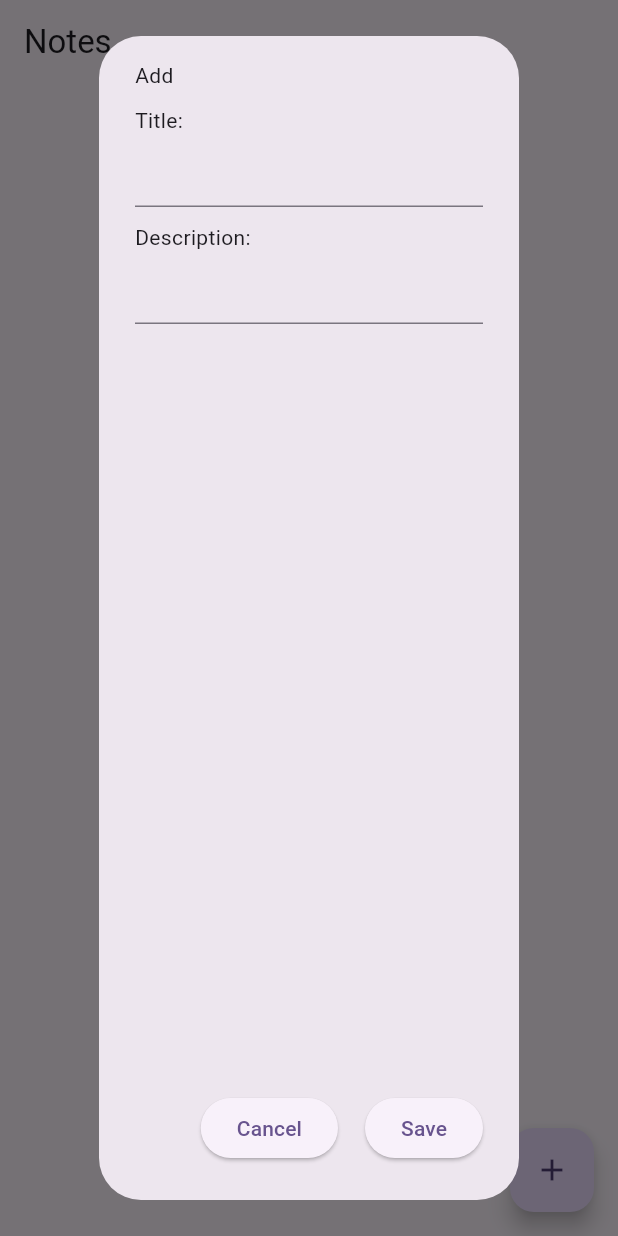
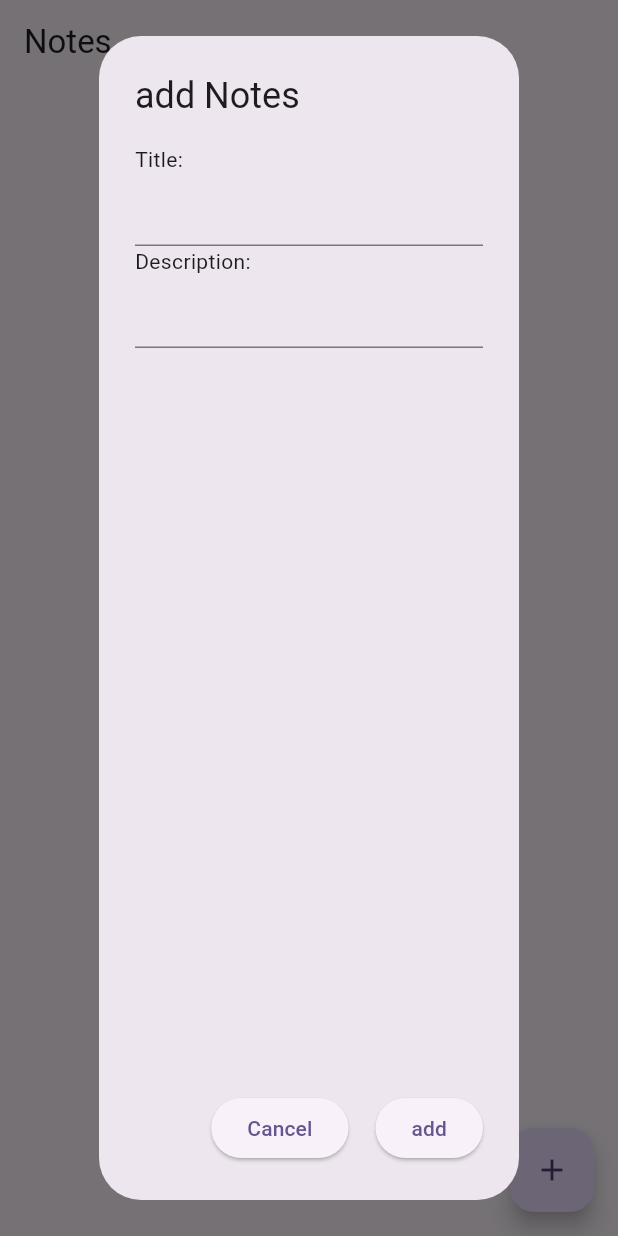
Before and after one commit to ChristoferEvan/latihanpab, a Flutter app: the screen it shows after launch, after a tap on the "add" icon, on a phone screen of 412 x 824 dp. Run offline on Flutter 3.47's test engine with Material 3 defaults, Android fonts, the light colour scheme and no system bars; our stand-ins replace cloud_firestore, firebase_core; accounts and stored records are empty.

Commit message:
Add NoteDialog

```diff
--- a/lib/screens/note_list_screen.dart
+++ b/lib/screens/note_list_screen.dart
@@ -1,8 +1,6 @@
-
-
-
 import 'package:flutter/material.dart';
 import 'package:notes/services/note_service.dart';
+import 'package:notes/widgets/note_dialog.dart';
 
 class NoteListScreen extends StatefulWidget {
   const NoteListScreen({super.key});
@@ -12,10 +10,6 @@ class NoteListScreen extends StatefulWidget {
 }
 
 class _NoteListScreenState extends State<NoteListScreen> {
-
-  final TextEditingController _titleController = TextEditingController();
-  final TextEditingController _descriptionController = TextEditingController();
-
   @override
   Widget build(BuildContext context) {
     return Scaffold(
@@ -27,67 +21,9 @@ class _NoteListScreenState extends State<NoteListScreen> {
         onPressed: () {
           showDialog(
               context: context,
-          builder:(context){
-            return AlertDialog(
-              content: Column(
-                crossAxisAlignment:CrossAxisAlignment.start,
-                children: [
-                  Text('Add'),
-                  const Padding(
-                    padding: const EdgeInsets.only(top:10.0),
-                    child: Text('Title: '),
-                  ),
-                  TextField(controller: _titleController,
-                  ),
-                  const Padding(
-                    padding: const EdgeInsets.only(top:10.0),
-                    child: Text('Description: '),
-                  ),
-                  TextField(controller: _descriptionController,
-                  ),
-                ],
-              ),
-              actions: [
-                Padding(
-                  padding: const EdgeInsets.symmetric(horizontal: 10.0),
-                  child: ElevatedButton(
-                  onPressed: () {
-                  Navigator.of(context).pop();
-                  },
-                   child: const Text('Cancel')
-                   ),
-                ),
-
-                 ElevatedButton(
-                onPressed: () {
-                //  Map<String, dynamic> newNote = new Map<String,dynamic>();
-                //  Map<String, dynamic> newNote = {};
-                //  newNote['title']=_titleController.text;
-                //  newNote['description']=_descriptionController.text;
-
-                 NoteService.addNote(_titleController.text, _descriptionController.text)
-                 .whenComplete(() {
-                    Navigator.of(context).pop();
-                    _titleController.clear();
-                    _descriptionController.clear();
-                 } );
-
-                //  FirebaseFirestore.instance
-                //     .collection('notes')
-                //     .add(newNote)
-                //     .whenComplete(() {
-                //       Navigator.of(context).pop();
-                //     },
-                    // );
-                },
-                 child: const Text('Save')),
-
-              ],
-            );
-          }
-          );
-
-
+              builder: (context) {
+                return NoteDialog();
+              });
         },
         tooltip: 'Add Note',
         child: const Icon(Icons.add),
@@ -97,7 +33,6 @@ class _NoteListScreenState extends State<NoteListScreen> {
 }
 
 class NoteList extends StatefulWidget {
-
   const NoteList({super.key});
 
   @override
@@ -108,12 +43,12 @@ class _NoteListState extends State<NoteList> {
   @override
   Widget build(BuildContext context) {
     return StreamBuilder(
-      stream: NoteService.retrieveNotes().asStream(),
-      builder: (context,snapshot){
-        if(snapshot.hasError){
-          return new Text('Error: ${snapshot.error}');
+      stream: NoteService.getNoteList(),
+      builder: (context, snapshot) {
+        if (snapshot.hasError) {
+          return Text('Error: ${snapshot.error}');
         }
-        switch(snapshot.connectionState){
+        switch (snapshot.connectionState) {
           case ConnectionState.waiting:
             return const Center(
               child: CircularProgressIndicator(),
@@ -121,110 +56,41 @@ class _NoteListState extends State<NoteList> {
           default:
             return ListView(
               padding: const EdgeInsets.only(bottom: 80),
-          children: snapshot.data!.docs.map((document){
-
+              children: snapshot.data!.map((document) {
                 return Card(
-
                     child: ListTile(
                   onTap: () {
                     showDialog(
                       context: context,
-          builder:(context){
-TextEditingController titleController=TextEditingController(text: document['title']);
-TextEditingController descriptionController=TextEditingController(text: document['description']);
-            return AlertDialog(
-              title: const Text('Update Notes'),
-              content: Column(
-                crossAxisAlignment:CrossAxisAlignment.start,
-                children: [
-
-                  Text('Title: '),
-                  TextField(
-                    controller: titleController,
-                    // decoration: InputDecoration(
-                      // hintText: document['title']
-
-                    // ),
-
-                  ),
-                  Text('Description: '),
-                  TextField(
-                    controller: descriptionController,
-                    // decoration: InputDecoration(
-                    //   hintText: document['description']
-                    // ),
-                  ),
-                ],
-              ),
-              actions: [
-                Padding(
-                  padding: const EdgeInsets.symmetric(horizontal: 10.0),
-                  child: ElevatedButton(
-                  onPressed: () {
-                  Navigator.of(context).pop();
-                  },
-                   child: const Text('Cancel')
-                   ),
-                ),
-
-                 ElevatedButton(
-                onPressed: () {
-                //  Map<String, dynamic> newNote = new Map<String,dynamic>();
-                //  Map<String, dynamic> updateNote = {};
-                //  updateNote['title']=titleController.text;
-                //  updateNote['description']=descriptionController.text;
-
-                //  FirebaseFirestore.instance
-                //     .collection('notes')
-                //     .doc(document.id)
-                //     .update(updateNote)
-                //     .whenComplete(() {
-                //       Navigator.of(context).pop();
-                //     },
-                //     );
-
-                NoteService.updateNote(document.id,titleController.text, descriptionController.text)
-                 .whenComplete(() {
-                  Navigator.of(context).pop();
-                    titleController.clear();
-                    descriptionController.clear();
-                 } );
-
-
-                },
-                 child: const Text('Update')),
-
-              ],
-            );
+                      builder: (context) {
+                        return NoteDialog(note: document);
                       },
                     );
                   },
                   title: Text(document['title']),
                   subtitle: Text(document['description']),
                   trailing: InkWell(
-                  onTap: (){
+                    onTap: () {
                       showDialog(
                           context: context,
-                    builder: (context){
-
+                          builder: (context) {
                             return AlertDialog(
                               title: const Text('Update Notes'),
-                                   content: Text('Apakah anda yakin ingin menghapus data?'),
+                              content: const Text(
+                                  'Apakah anda yakin ingin menghapus data?'),
                               actions: [
                                 Padding(
-                                       padding: const EdgeInsets.symmetric(horizontal: 10.0),
+                                  padding: const EdgeInsets.symmetric(
+                                      horizontal: 10.0),
                                   child: ElevatedButton(
                                       onPressed: () {
                                         Navigator.of(context).pop();
                                       },
-                     child: const Text('No')
+                                      child: const Text('No')),
                                 ),
-                                     ),
-
                                 ElevatedButton(
                                     onPressed: () {
                                       //  Map<String, dynamic> newNote = new Map<String,dynamic>();
-
 
                                       // FirebaseFirestore.instance
                                       // .collection('notes')
@@ -235,30 +101,20 @@ TextEditingController descriptionController=TextEditingController(text: document
                                       // });
                                       //  Navigator.of(context).pop();
 
-                      NoteService.deleteNote(document.id);
-
-
-
-
+                                      NoteService.deleteNote(document['id']);
                                     },
                                     child: const Text('Yes')),
-
                               ],
                             );
-                    }
-                   );
+                          });
                     },
-                  child:const Padding(
-                    padding: EdgeInsets.symmetric(
-                     vertical: 10
+                    child: const Padding(
+                      padding: EdgeInsets.symmetric(vertical: 10),
+                      child: Icon(Icons.delete),
                     ),
-                    child: const Icon(Icons.delete),
-                  ) ,
                   ),
-              )
-              );
-          }
-          ).toList(),
+                ));
+              }).toList(),
             );
         }
       },
--- /dev/null
+++ b/lib/widgets/note_dialog.dart
@@ -0,0 +1,90 @@
+import 'package:flutter/material.dart';
+import 'package:notes/services/note_service.dart';
+
+class NoteDialog extends StatelessWidget {
+  final Map<String,dynamic>? note;
+  final TextEditingController _titleController=TextEditingController();
+  final TextEditingController _descriptionController=TextEditingController();
+  NoteDialog({super.key, this.note }){
+    if(note!=null){
+      _titleController.text=note!['title'];
+      _descriptionController.text=note!['description'];
+    }
+  }
+
+  @override
+  Widget build(BuildContext context) {
+    return AlertDialog(
+              title: Text(note == null?'add Notes':'Update Notes'),
+              content: Column(
+                crossAxisAlignment:CrossAxisAlignment.start,
+                children: [
+
+                  Text('Title: '),
+                  TextField(
+                    controller: _titleController,
+                    // decoration: InputDecoration(
+                      // hintText: document['title']
+
+                    // ),
+
+                  ),
+                  Text('Description: '),
+                  TextField(
+                    controller: _descriptionController,
+                    // decoration: InputDecoration(
+                    //   hintText: document['description']
+                    // ),
+                  ),
+                ],
+              ),
+              actions: [
+                Padding(
+                  padding: const EdgeInsets.symmetric(horizontal: 10.0),
+                  child: ElevatedButton(
+                  onPressed: () {
+                  Navigator.of(context).pop();
+                  },
+                   child: const Text('Cancel')
+                   ),
+                ),
+
+                 ElevatedButton(
+                onPressed: () async{
+                //  Map<String, dynamic> newNote = new Map<String,dynamic>();
+                //  Map<String, dynamic> updateNote = {};
+                //  updateNote['title']=titleController.text;
+                //  updateNote['description']=descriptionController.text;
+
+                //  FirebaseFirestore.instance
+                //     .collection('notes')
+                //     .doc(document.id)
+                //     .update(updateNote)
+                //     .whenComplete(() {
+                //       Navigator.of(context).pop();
+                //     },
+                //     );
+                  if(note==null){
+                      NoteService.addNote(
+                        _titleController.text,
+                        _descriptionController.text
+                        ).whenComplete(() {
+                          Navigator.of(context).pop();
+                        });
+                  }else{
+                NoteService.updateNote(note!['id'],_titleController.text, _descriptionController.text)
+                 .whenComplete(() {
+                  Navigator.of(context).pop();
+                    _titleController.clear();
+                    _descriptionController.clear();
+                 } );
+                  }
+
+
+                },
+                 child: Text(note == null?'add':'Update')),
+
+              ],
+            );
+  }
+}
```
Lines whose indentation alone changed are shown as unchanged.
